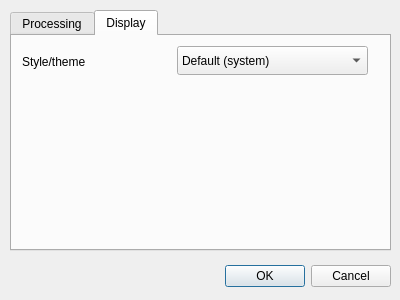
This is ui/prefsdialog.ui in cseyve/tamanoir as Qt 5 draws it before an edit. The edited form follows.
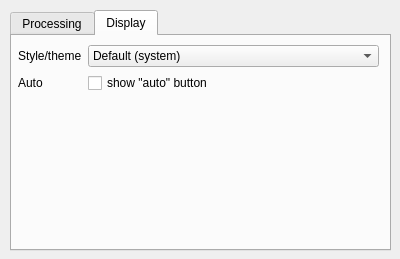
This is the edited form. Icons and pictures are not drawn.

Commit message: - Added dialog for selecting style/theme - Added gray theme (Lightroom-like) - Separated display options and image processing options

The edit to the form file:
```diff
--- a/ui/prefsdialog.ui
+++ b/ui/prefsdialog.ui
@@ -7,7 +7,7 @@
     <x>0</x>
     <y>0</y>
     <width>400</width>
-    <height>300</height>
+    <height>259</height>
    </rect>
   </property>
   <property name="windowTitle">
@@ -20,22 +20,6 @@
   <property name="toolTip">
    <string>Tamanoir preferences</string>
   </property>
-  <widget class="QDialogButtonBox" name="buttonBox">
-   <property name="geometry">
-    <rect>
-     <x>10</x>
-     <y>260</y>
-     <width>381</width>
-     <height>32</height>
-    </rect>
-   </property>
-   <property name="orientation">
-    <enum>Qt::Horizontal</enum>
-   </property>
-   <property name="standardButtons">
-    <set>QDialogButtonBox::Cancel|QDialogButtonBox::Ok</set>
-   </property>
-  </widget>
   <widget class="QTabWidget" name="tabWidget">
    <property name="geometry">
     <rect>
@@ -63,38 +47,55 @@
     <attribute name="title">
      <string>Display</string>
     </attribute>
-    <widget class="QComboBox" name="styleComboBox">
+    <widget class="QWidget" name="formLayoutWidget">
      <property name="geometry">
       <rect>
-       <x>165</x>
-       <y>10</y>
-       <width>191</width>
-       <height>29</height>
+       <x>6</x>
+       <y>9</y>
+       <width>361</width>
+       <height>191</height>
       </rect>
      </property>
-     <item>
-      <property name="text">
-       <string>Default (system)</string>
+     <layout class="QFormLayout" name="formLayout">
+      <property name="fieldGrowthPolicy">
+       <enum>QFormLayout::AllNonFixedFieldsGrow</enum>
       </property>
-     </item>
-     <item>
-      <property name="text">
-       <string>Gray</string>
-      </property>
-     </item>
-    </widget>
-    <widget class="QLabel" name="label">
-     <property name="geometry">
-      <rect>
-       <x>10</x>
-       <y>10</y>
-       <width>151</width>
-       <height>31</height>
-      </rect>
-     </property>
-     <property name="text">
-      <string>Style/theme</string>
-     </property>
+      <item row="0" column="0">
+       <widget class="QLabel" name="label">
+        <property name="text">
+         <string>Style/theme</string>
+        </property>
+       </widget>
+      </item>
+      <item row="0" column="1">
+       <widget class="QComboBox" name="styleComboBox">
+        <item>
+         <property name="text">
+          <string>Default (system)</string>
+         </property>
+        </item>
+        <item>
+         <property name="text">
+          <string>Gray</string>
+         </property>
+        </item>
+       </widget>
+      </item>
+      <item row="1" column="1">
+       <widget class="QCheckBox" name="checkBox">
+        <property name="text">
+         <string>show &quot;auto&quot; button</string>
+        </property>
+       </widget>
+      </item>
+      <item row="1" column="0">
+       <widget class="QLabel" name="label_2">
+        <property name="text">
+         <string>Auto</string>
+        </property>
+       </widget>
+      </item>
+     </layout>
     </widget>
    </widget>
   </widget>
```
Left out of the diff: 46 changed lines with no effect on the pictures. The commit also changes 7 other files.
